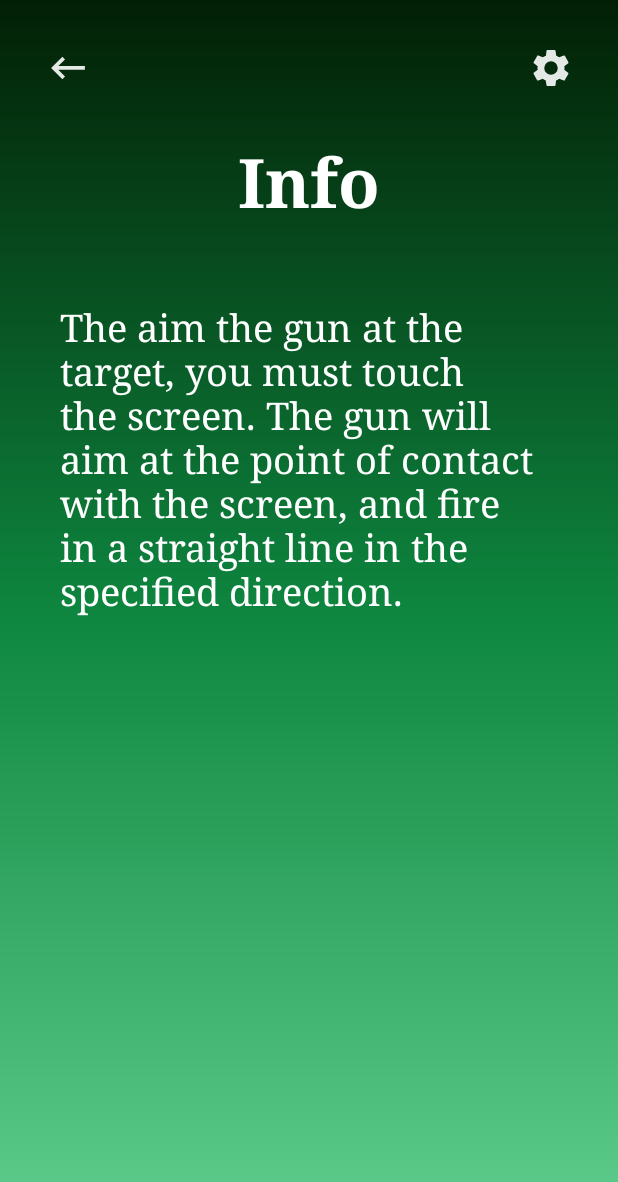
After one commit to DenManokhin/CannonGame, an Android app: the layout activity_info.xml on its own in the app's theme, with its tools: preview values and no code run, on a phone screen of 412 x 824 dp. The commit adds this screen. Shown: the top 1182 px of the screen. Run offline under Robolectric (Android 15) with nearby library versions, the phone set to English and light mode, and no system bars.

Commit message:
Created and designed info page

```diff
--- /dev/null
+++ b/CannonGame/app/src/main/res/drawable-anydpi/ic_back.xml
@@ -0,0 +1,14 @@
+<vector xmlns:android="http://schemas.android.com/apk/res/android"
+    android:width="24dp"
+    android:height="24dp"
+    android:viewportWidth="19.2"
+    android:viewportHeight="19.2"
+    android:tint="#FFFFFF"
+    android:alpha="0.9">
+  <group android:translateX="-2.4"
+      android:translateY="-2.4">
+      <path
+          android:fillColor="#FF000000"
+          android:pathData="M21,11H6.83l3.58,-3.59L9,6l-6,6 6,6 1.41,-1.41L6.83,13H21z"/>
+  </group>
+</vector>
--- /dev/null
+++ b/CannonGame/app/src/main/res/layout/activity_info.xml
@@ -0,0 +1,56 @@
+<?xml version="1.0" encoding="utf-8"?>
+<RelativeLayout xmlns:android="http://schemas.android.com/apk/res/android"
+    android:layout_width="match_parent"
+    android:layout_height="match_parent"
+    android:background="@drawable/gradient" >
+
+    <ImageButton
+        android:id="@+id/infoButton"
+        android:layout_width="50dp"
+        android:layout_height="50dp"
+        android:layout_alignParentStart="true"
+        android:layout_alignParentTop="true"
+        android:layout_marginStart="20dp"
+        android:layout_marginTop="20dp"
+        android:backgroundTint="#00000000"
+        android:src="@drawable/ic_back"
+        android:contentDescription="@string/icon_back" />
+
+    <ImageButton
+        android:id="@+id/settingsButton"
+        android:layout_width="50dp"
+        android:layout_height="50dp"
+        android:layout_alignParentEnd="true"
+        android:layout_alignParentTop="true"
+        android:layout_marginEnd="20dp"
+        android:layout_marginTop="20dp"
+        android:backgroundTint="#00000000"
+        android:src="@drawable/ic_settings"
+        android:contentDescription="@string/icon_settings" />
+
+    <TextView
+        android:id="@+id/headingInfo"
+        android:layout_below="@id/settingsButton"
+        android:layout_width="wrap_content"
+        android:layout_height="wrap_content"
+        android:layout_centerHorizontal="true"
+        android:layout_marginVertical="20dp"
+        android:fontFamily="serif"
+        android:text="@string/info"
+        android:textColor="#FFFFFF"
+        android:textSize="45sp"
+        android:textStyle="bold" />
+
+    <TextView
+        android:id="@+id/infoText"
+        android:layout_width="wrap_content"
+        android:layout_height="wrap_content"
+        android:layout_below="@id/headingInfo"
+        android:layout_marginHorizontal="40dp"
+        android:layout_marginVertical="30dp"
+        android:layout_centerHorizontal="true"
+        android:fontFamily="serif"
+        android:text="@string/info_text"
+        android:textColor="#FFFFFF"
+        android:textSize="25sp" />
+</RelativeLayout>
--- a/CannonGame/app/src/main/res/values/strings.xml
+++ b/CannonGame/app/src/main/res/values/strings.xml
@@ -3,4 +3,8 @@
     <string name="play">Play</string>
     <string name="scoreboard">Scoreboard</string>
     <string name="exit">Exit</string>
+    <string name="info">Info</string>
+    <string name="info_text">The aim the gun at the target, you must touch the screen. The gun will aim at the point of contact with the screen, and fire in a straight line in the specified direction.</string>
+    <string name="icon_back">Back icon</string>
+    <string name="icon_settings">Settings icon</string>
 </resources>
```
Also changed, not shown: CannonGame/app/src/main/res/drawable-hdpi/ic_back.png (added), CannonGame/app/src/main/res/drawable-mdpi/ic_back.png (added), CannonGame/app/src/main/res/drawable-xhdpi/ic_back.png (added), CannonGame/app/src/main/res/drawable-xxhdpi/ic_back.png (added).
